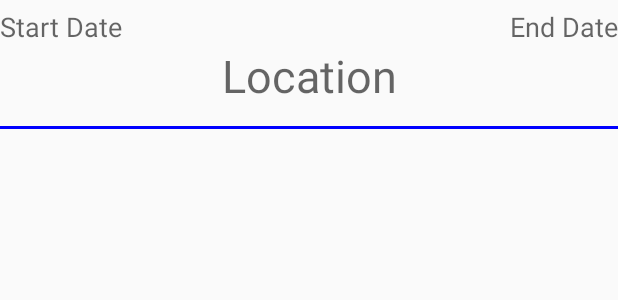
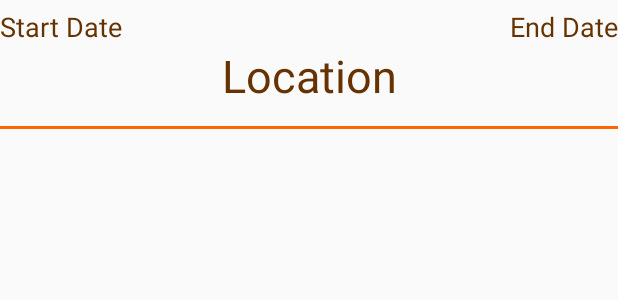
Before and after one commit to Gaffas89/AndroidTremble, an Android app: the layout session_list_item.xml on its own in the app's theme, with its tools: preview values and no code run, on a phone screen of 412 x 824 dp. Shown: the top 300 px of the screen. Run offline under Robolectric (Android 15) with nearby library versions, the phone set to English and light mode, and no system bars; network calls fail.

Commit message:
list item activity design

```diff
--- a/app/src/main/res/layout/session_list_item.xml
+++ b/app/src/main/res/layout/session_list_item.xml
@@ -15,7 +15,8 @@
             android:textAppearance="?android:attr/textAppearanceMedium"
             android:text="Start Date"
             android:id="@+id/tv_date"
-            android:clickable="false" />
+            android:clickable="false"
+            android:textColor="@color/dark_bgd" />
 
         <TextView
             android:layout_width="match_parent"
@@ -23,7 +24,8 @@
             android:textAppearance="?android:attr/textAppearanceMedium"
             android:text="End Date"
             android:id="@+id/tv_end_date"
-            android:textAlignment="textEnd" />
+            android:textAlignment="textEnd"
+            android:textColor="@color/dark_bgd" />
 
     </LinearLayout>
 
@@ -35,13 +37,14 @@
         android:id="@+id/tv_location_name"
         android:textSize="30dp"
         android:textAlignment="center"
-        android:paddingBottom="13dp" />
+        android:paddingBottom="13dp"
+        android:textColor="@color/dark_bgd" />
 
     <TextView
         android:layout_width="match_parent"
         android:layout_height="2dp"
         android:id="@+id/textView14"
         android:layout_gravity="center_horizontal"
-        android:background="#0000FF" />
+        android:background="@color/light_bgd" />
 
 </LinearLayout>
```
Also changed, not shown: app/src/main/res/layout/activity_profile_view.xml (+20 -10 lines).
